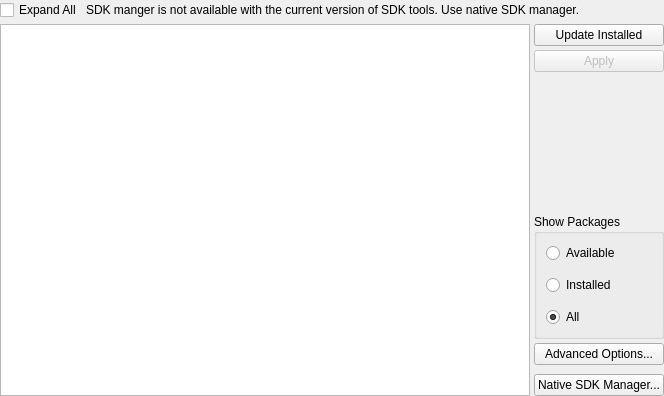
Above: src/plugins/android/androidsdkmanagerwidget.ui from qt-creator/qt-creator before the change. Below: the same form after it.
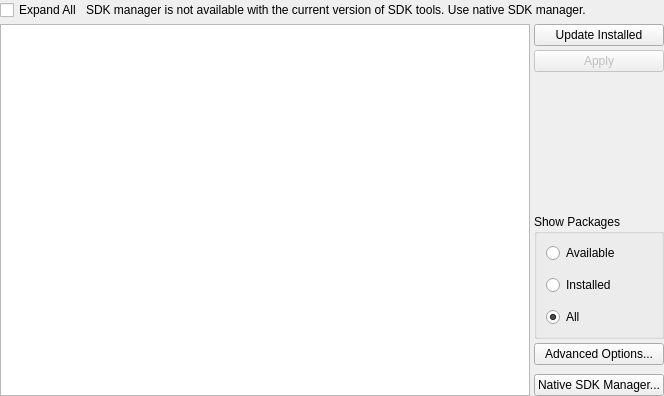
That is the form after the change. Custom widgets are drawn as their Qt base class.

Commit message: Android: Fix Manager

```diff
--- a/src/plugins/android/androidsdkmanagerwidget.ui
+++ b/src/plugins/android/androidsdkmanagerwidget.ui
@@ -78,7 +78,7 @@
             </sizepolicy>
            </property>
            <property name="text">
-            <string>SDK manger is not available with the current version of SDK tools. Use native SDK manager.</string>
+            <string>SDK manager is not available with the current version of SDK tools. Use native SDK manager.</string>
            </property>
           </widget>
          </item>
```
